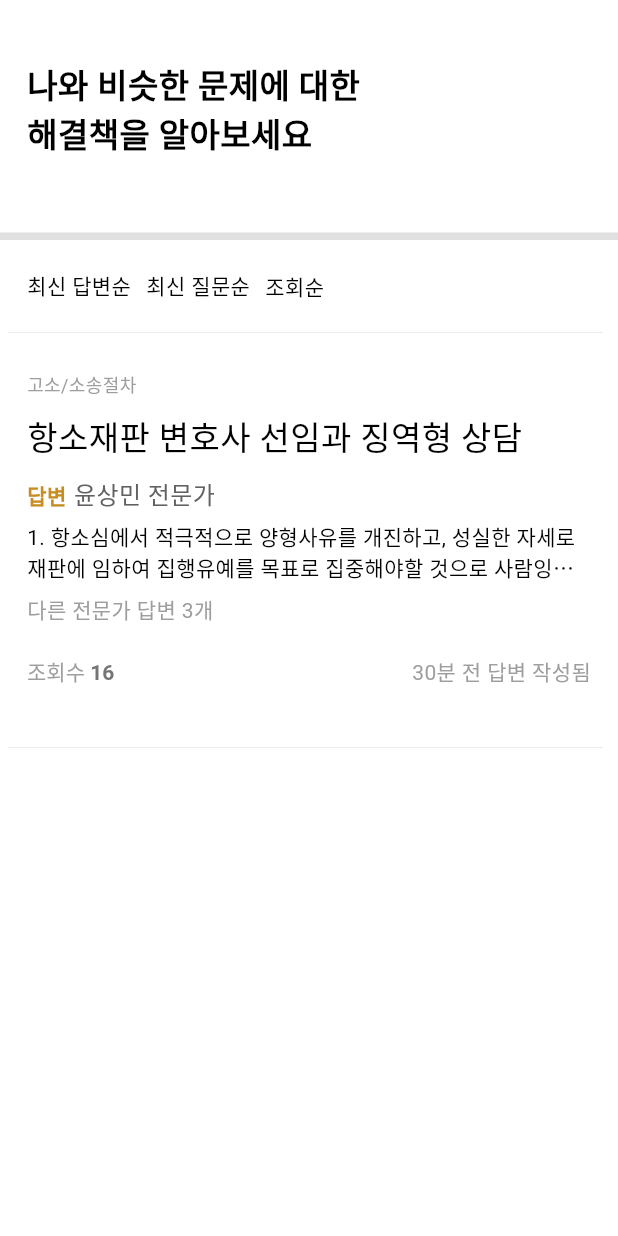
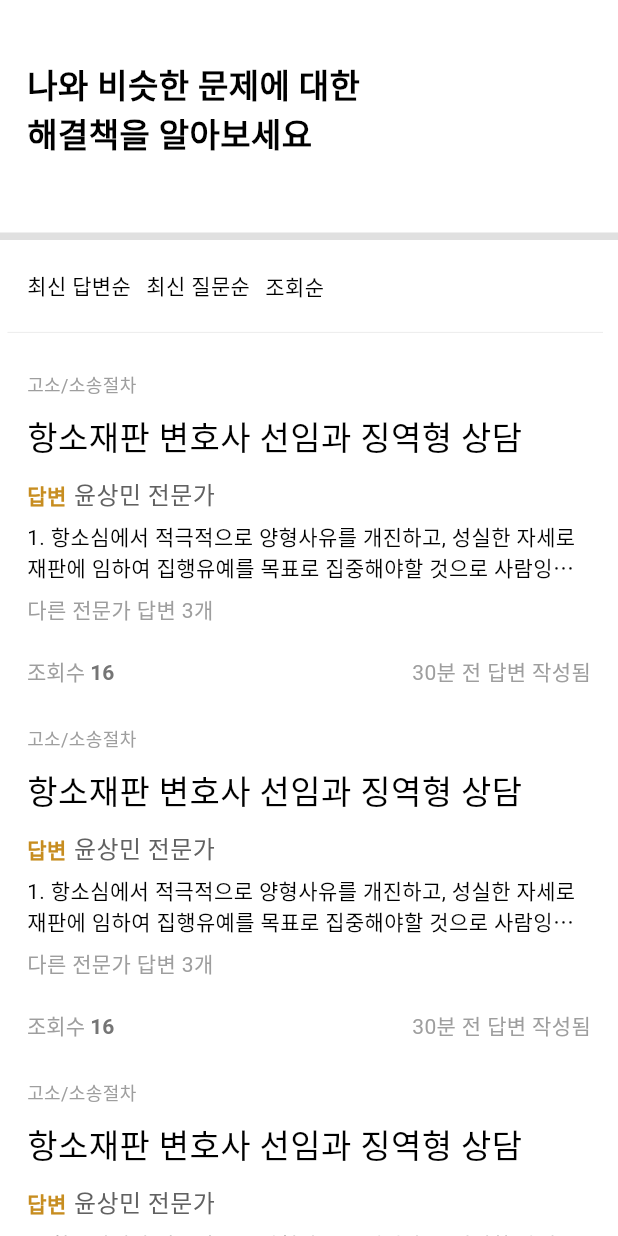
Before and after one commit to sangmin9580/-, a Flutter app: the ConsultantExampleScreen widget shown alone on an empty page, opened directly, on a phone screen of 412 x 824 dp. Run offline on Flutter 3.47's test engine with Material 3 defaults, Android fonts, the phone set to English and light mode, and no system bars; our stand-ins replace flex_color_scheme, flutter_riverpod, font_awesome_flutter, go_router.

Commit message:
전문가 하는중

```diff
--- a/lib/consultantexample/view/conultantexample_screen.dart
+++ b/lib/consultantexample/view/conultantexample_screen.dart
@@ -1,9 +1,9 @@
 import 'package:flutter/material.dart';
-import 'package:flutter/widgets.dart';
+
 import 'package:flutter_riverpod/flutter_riverpod.dart';
 import 'package:project/constants/default.dart';
 import 'package:project/constants/gaps.dart';
-import 'package:project/constants/sizes.dart';
+import 'package:project/consultantexample/widgets/consultantexample_box.dart';
 
 class ConsultantExampleScreen extends ConsumerWidget {
   const ConsultantExampleScreen({super.key});
@@ -69,91 +69,20 @@ class ConsultantExampleScreen extends ConsumerWidget {
               vertical: verticalPadding,
               horizontal: horizontalPadding,
             ),
-            child: Column(
-              crossAxisAlignment: CrossAxisAlignment.start,
-              children: [
-                Gaps.v5,
-                Text(
-                  "고소/소송절차",
-                  style: TextStyle(
-                    color: Colors.grey.shade500,
-                    fontSize: Theme.of(context).textTheme.bodySmall!.fontSize,
-                  ),
-                ),
-                Gaps.v10,
-                Text(
-                  "항소재판 변호사 선임과 징역형 상담",
-                  style: TextStyle(
-                      fontSize:
-                          Theme.of(context).textTheme.titleLarge!.fontSize),
-                ),
-                Gaps.v10,
-                Row(
-                  children: [
-                    const Text(
-                      "답변",
-                      style: TextStyle(
-                        color: Color(
-                          0xFFC78D20,
-                        ),
-                        fontWeight: FontWeight.w600,
-                      ),
-                    ),
-                    Gaps.h5,
-                    Text(
-                      "윤상민 전문가",
-                      style: TextStyle(
-                        fontSize:
-                            Theme.of(context).textTheme.titleMedium!.fontSize,
-                        color: Colors.grey.shade700,
-                      ),
-                    ),
-                  ],
-                ),
-                Gaps.v5,
-                const Text(
-                  "1. 항소심에서 적극적으로 양형사유를 개진하고, 성실한 자세로 재판에 임하여 집행유예를 목표로 집중해야할 것으로 사람잉머리ㅓㅣㅏㅓㄴ",
-                  maxLines: 2,
-                  overflow: TextOverflow.ellipsis,
-                ),
-                Gaps.v7,
-                Text(
-                  "다른 전문가 답변 3개",
-                  style: TextStyle(
-                    color: Colors.grey.shade500,
-                  ),
-                ),
-                Gaps.v20,
-                Row(
-                  mainAxisAlignment: MainAxisAlignment.spaceBetween,
-                  children: [
-                    RichText(
-                      text: TextSpan(
-                        style: TextStyle(
-                          color: Colors.grey.shade500,
-                        ),
-                        children: [
-                          const TextSpan(text: "조회수 "),
-                          TextSpan(
-                            text: "16",
-                            style: TextStyle(
-                              color: Colors.grey.shade600,
-                              fontWeight: FontWeight.bold,
-                            ),
-                          )
-                        ],
-                      ),
-                    ),
-                    Text(
-                      "30분 전 답변 작성됨",
-                      style: TextStyle(
-                        color: Colors.grey.shade500,
-                      ),
-                    ),
-                  ],
-                ),
-                Gaps.v20,
-              ],
+            child: ListView.builder(
+              shrinkWrap: true, // 여기를 추가하세요
+              physics: const NeverScrollableScrollPhysics(), // 그리고 여기도 추가하세요
+              itemCount: 10,
+              itemBuilder: (context, index) => const ConsultantExampleBox(
+                consultantclass: "고소/소송절차",
+                title: "항소재판 변호사 선임과 징역형 상담",
+                name: "윤상민",
+                detail:
+                    "1. 항소심에서 적극적으로 양형사유를 개진하고, 성실한 자세로 재판에 임하여 집행유예를 목표로 집중해야할 것으로 사람잉머리ㅓㅣㅏㅓㄴ",
+                count: 3,
+                time: 30,
+                views: 16,
+              ),
             ),
           ),
           defaultVericalDivider,
--- /dev/null
+++ b/lib/consultantexample/widgets/consultantexample_box.dart
@@ -0,0 +1,111 @@
+import 'package:flutter/material.dart';
+import 'package:project/constants/gaps.dart';
+
+class ConsultantExampleBox extends StatelessWidget {
+  const ConsultantExampleBox({
+    super.key,
+    required this.consultantclass,
+    required this.title,
+    required this.name,
+    required this.detail,
+    required this.count,
+    required this.time,
+    required this.views,
+  });
+
+  final String consultantclass;
+  final String title;
+  final String name;
+  final String detail;
+  final int views;
+  final int count;
+  final int time;
+
+  @override
+  Widget build(BuildContext context) {
+    return Column(
+      crossAxisAlignment: CrossAxisAlignment.start,
+      children: [
+        Gaps.v5,
+        Text(
+          consultantclass,
+          style: TextStyle(
+            color: Colors.grey.shade500,
+            fontSize: Theme.of(context).textTheme.bodySmall!.fontSize,
+          ),
+        ),
+        Gaps.v10,
+        Text(
+          title,
+          style: TextStyle(
+              fontSize: Theme.of(context).textTheme.titleLarge!.fontSize),
+        ),
+        Gaps.v10,
+        Row(
+          children: [
+            const Text(
+              "답변",
+              style: TextStyle(
+                color: Color(
+                  0xFFC78D20,
+                ),
+                fontWeight: FontWeight.w600,
+              ),
+            ),
+            Gaps.h5,
+            Text(
+              "$name 전문가",
+              style: TextStyle(
+                fontSize: Theme.of(context).textTheme.titleMedium!.fontSize,
+                color: Colors.grey.shade700,
+              ),
+            ),
+          ],
+        ),
+        Gaps.v5,
+        Text(
+          detail,
+          maxLines: 2,
+          overflow: TextOverflow.ellipsis,
+        ),
+        Gaps.v7,
+        Text(
+          "다른 전문가 답변 $count개",
+          style: TextStyle(
+            color: Colors.grey.shade500,
+          ),
+        ),
+        Gaps.v20,
+        Row(
+          mainAxisAlignment: MainAxisAlignment.spaceBetween,
+          children: [
+            RichText(
+              text: TextSpan(
+                style: TextStyle(
+                  color: Colors.grey.shade500,
+                ),
+                children: [
+                  const TextSpan(text: "조회수 "),
+                  TextSpan(
+                    text: "$views",
+                    style: TextStyle(
+                      color: Colors.grey.shade600,
+                      fontWeight: FontWeight.bold,
+                    ),
+                  )
+                ],
+              ),
+            ),
+            Text(
+              "$time분 전 답변 작성됨",
+              style: TextStyle(
+                color: Colors.grey.shade500,
+              ),
+            ),
+          ],
+        ),
+        Gaps.v20,
+      ],
+    );
+  }
+}
```
Also changed, not shown: lib/common/widgets/main_navigation_screen.dart (+60 -12 lines), lib/professor/view/professor_screen.dart (added, +360 -0 lines), lib/router.dart (+4 -4 lines).
